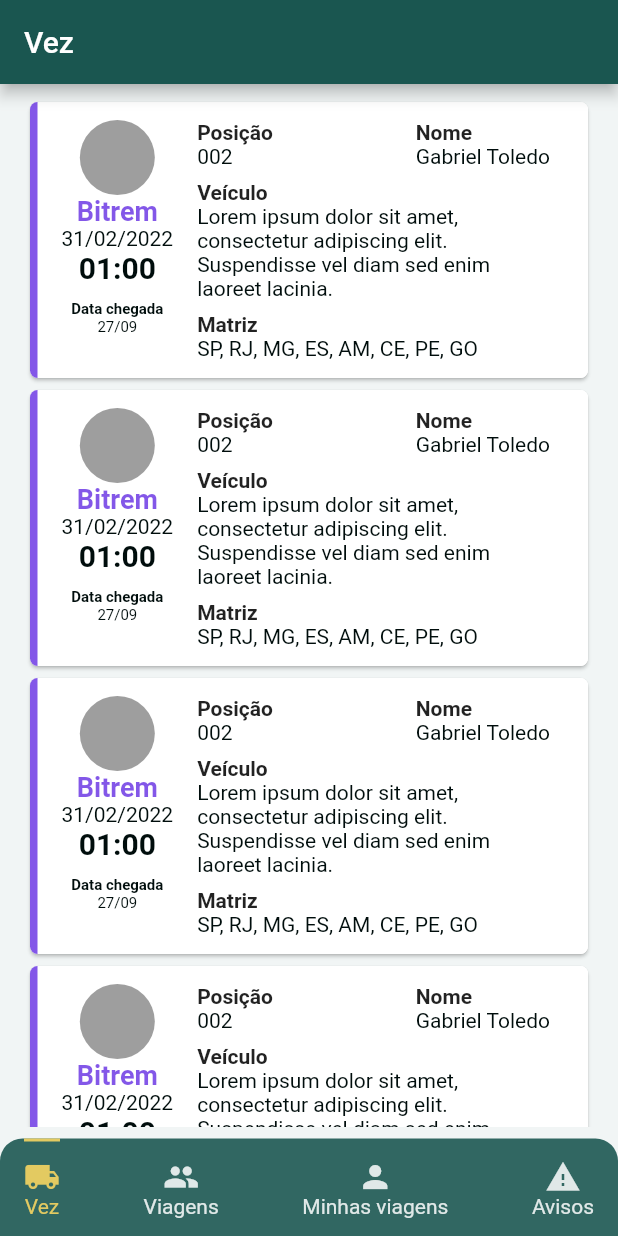
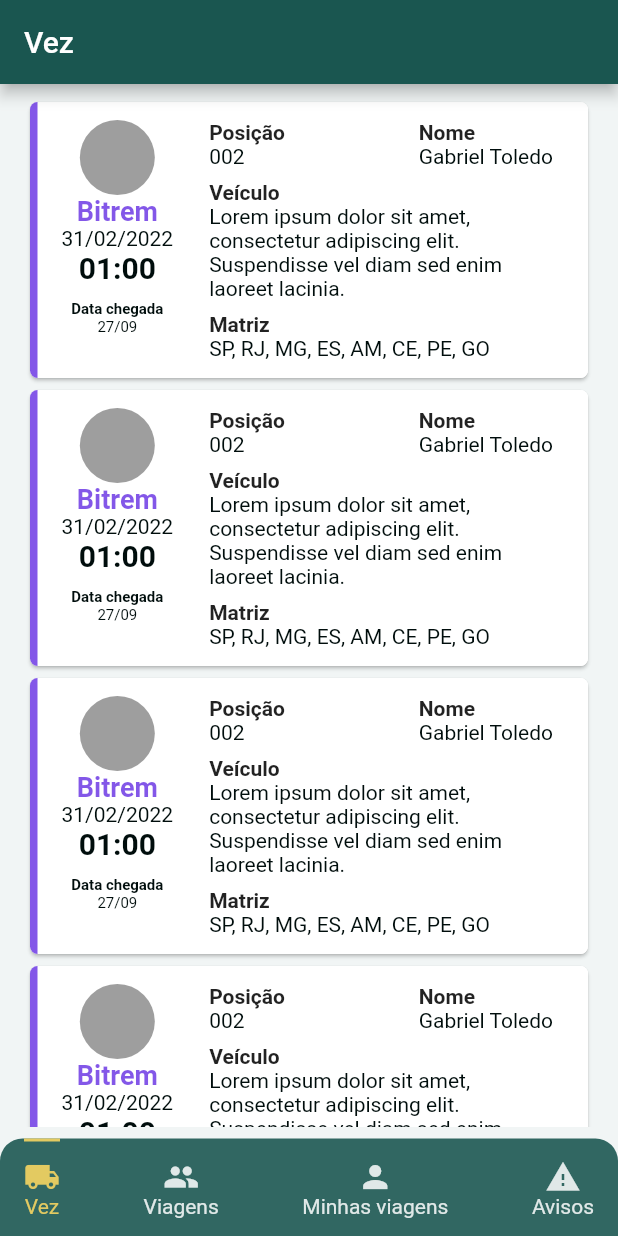
Before and after one commit to Wxze/desafio_coopertransc, a Flutter app: the HomeView screen opened by its route, on a phone screen of 412 x 824 dp. Run offline on Flutter 3.47's test engine with Material 2 defaults, Android fonts, the light colour scheme and no system bars.

Commit message:
add more space between the main rows

```diff
--- a/lib/widgets/turn_list_card.dart
+++ b/lib/widgets/turn_list_card.dart
@@ -16,8 +16,7 @@ class _DateTimeSection extends StatelessWidget {
 
   @override
   Widget build(BuildContext context) {
-    return
-      Column(
+    return Column(
       children: [
         Column(children: [
           CircleAvatar(
@@ -43,8 +42,7 @@ class _DateTimeSection extends StatelessWidget {
               )),
         ]),
         const SizedBox(height: 10),
-        Column(
-          children: [
+        Column(children: [
           const Text("Data chegada",
               style: TextStyle(
                 fontWeight: FontWeight.bold,
@@ -171,8 +169,7 @@ class TurnListCard extends StatelessWidget {
             decoration: BoxDecoration(
               border: Border(
                   left: BorderSide(
-                      color: getCardColor("Bitrem".toLowerCase()),
-                      width: 5)),
+                      color: getCardColor("Bitrem".toLowerCase()), width: 5)),
               color: Colors.white,
             ),
             child: Row(
@@ -185,6 +182,7 @@ class TurnListCard extends StatelessWidget {
                     time: '01:00',
                     arrivalTime: '27/09',
                   )),
+                  SizedBox(width: 8),
                   Flexible(
                       flex: 3,
                       child: _ContentSection(
@@ -201,7 +199,7 @@ class TurnListCard extends StatelessWidget {
 }
 
 Color getCardColor(String truckType) {
-    switch(truckType) {
+  switch (truckType) {
     case 'truck':
       return const Color(0xFF1FE059).withOpacity(0.75);
     case 'bitrem':
```
Lines whose indentation alone changed are shown as unchanged.
